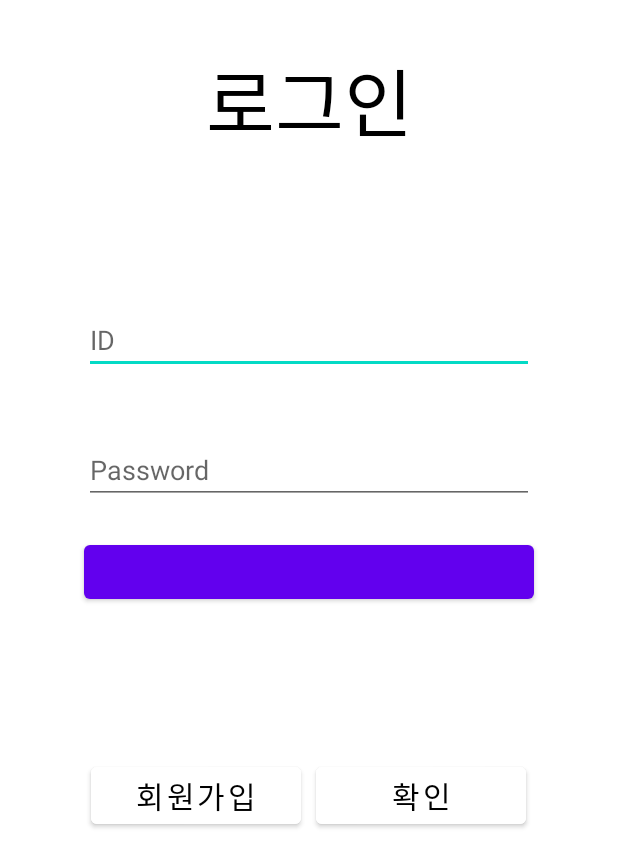
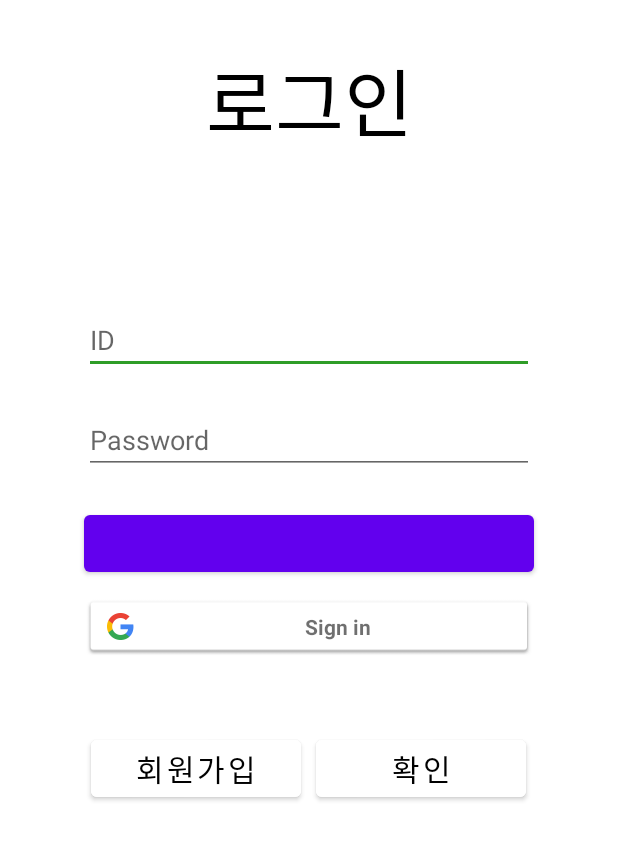
Before and after one commit to KwakSuin/MyBody, an Android app: the screen it shows after launch (Login), on a phone screen of 412 x 824 dp. Shown: the top 867 px of the screen. Run offline under Robolectric (Android 15) with nearby library versions, the phone set to English and light mode, and no system bars; our stand-ins replace Firebase (no records; nobody signed in at launch, a user with empty details on screens opened directly); libraries missing offline, so code that uses them is left out: com.facebook, com.facebook.appevents, com.facebook.login; plain views replace LoginButton; 5 statements that could not run were skipped.

Commit message:
Mybody Application

```diff
--- a/app/src/main/java/kwaksuin/portfolio/exerciseresult/Login.java
+++ b/app/src/main/java/kwaksuin/portfolio/exerciseresult/Login.java
@@ -1,25 +1,58 @@
 package kwaksuin.portfolio.exerciseresult;
 
+import androidx.annotation.NonNull;
 import androidx.appcompat.app.AppCompatActivity;
 
+import android.content.Intent;
 import android.content.pm.PackageInfo;
 import android.content.pm.PackageManager;
 import android.content.pm.Signature;
 import android.os.Bundle;
 import android.util.Base64;
 import android.util.Log;
+import android.view.View;
 import android.widget.Button;
+import android.widget.Toast;
 
+import com.facebook.AccessToken;
 import com.facebook.CallbackManager;
+import com.facebook.FacebookCallback;
+import com.facebook.FacebookException;
 import com.facebook.FacebookSdk;
+import com.facebook.GraphRequest;
+import com.facebook.GraphResponse;
 import com.facebook.appevents.AppEventsLogger;
+import com.facebook.login.LoginResult;
 import com.facebook.login.widget.LoginButton;
+import com.google.android.gms.auth.api.signin.GoogleSignIn;
+import com.google.android.gms.auth.api.signin.GoogleSignInAccount;
+import com.google.android.gms.auth.api.signin.GoogleSignInClient;
+import com.google.android.gms.auth.api.signin.GoogleSignInOptions;
+import com.google.android.gms.common.SignInButton;
+import com.google.android.gms.common.api.ApiException;
+import com.google.android.gms.tasks.OnCompleteListener;
+import com.google.android.gms.tasks.Task;
+import com.google.firebase.auth.AuthCredential;
+import com.google.firebase.auth.AuthResult;
+import com.google.firebase.auth.FirebaseAuth;
+import com.google.firebase.auth.FirebaseUser;
+import com.google.firebase.auth.GoogleAuthProvider;
+
+import org.json.JSONObject;
 
 import java.security.MessageDigest;
 import java.security.NoSuchAlgorithmException;
+import java.util.Arrays;
 
 public class Login extends AppCompatActivity {
     LoginButton facebook_btn;
+    SignInButton google_btn;
+    Button check_bt;
+
+    GoogleSignInClient client;
+    FirebaseAuth auth;
+    String TAG ="";
+    int SIGN_IN = 123;
 
     FacebookLoginCallBack FBLoginCallBack;
     CallbackManager callbackManager;
@@ -29,13 +62,147 @@ public class Login extends AppCompatActivity {
         super.onCreate(savedInstanceState);
         setContentView(R.layout.activity_login);
 
-        FacebookSdk.sdkInitialize(getApplicationContext());
-        AppEventsLogger.activateApp(this);
+        callbackManager = CallbackManager.Factory.create();
+        FBLoginCallBack = new FacebookLoginCallBack();
+
+        facebook_btn = (LoginButton)findViewById(R.id.facebook_login_bt);
+        facebook_btn.setReadPermissions(Arrays.asList("public_profile","email"));
+        facebook_btn.registerCallback(callbackManager, FBLoginCallBack);
+
+        google_btn = findViewById(R.id.google_login_bt);
+        GoogleSignInOptions googleSignInOptions = new GoogleSignInOptions.Builder(GoogleSignInOptions.DEFAULT_SIGN_IN)
+                .requestIdToken(getString(R.string.default_web_client_id))
+                .requestEmail()
+                .build();
+        client = GoogleSignIn.getClient(this, googleSignInOptions);
+
+        auth = FirebaseAuth.getInstance();
+        google_btn.setOnClickListener(new View.OnClickListener() {
+            @Override
+            public void onClick(View v) {
+                Intent intent = client.getSignInIntent();
+                startActivityForResult(intent, SIGN_IN);
+            }
+        });
+
+        // 확인 버튼
+        check_bt = findViewById(R.id.check_bt);
+        check_bt.setOnClickListener(new View.OnClickListener() {
+            @Override
+            public void onClick(View v) {
+                Intent intent = new Intent(Login.this, MainActivity.class);
+                startActivity(intent);
+            }
+        });
+
+        //FacebookSdk.sdkInitialize(getApplicationContext());
+        //AppEventsLogger.activateApp(this);
 
 
-        getHashKey();
+        //getHashKey();
     }
 
+    @Override
+    public void onStart(){
+        super.onStart();
+        FirebaseUser user = auth.getCurrentUser();
+    }
+
+    @Override
+    public void onActivityResult(int requestCode, int resultCode, Intent data) {
+        callbackManager.onActivityResult(requestCode, resultCode, data);
+        super.onActivityResult(requestCode, resultCode, data);
+
+        if (requestCode == SIGN_IN) {
+            Task<GoogleSignInAccount> task = GoogleSignIn.getSignedInAccountFromIntent(data);
+            try {
+                // Google Sign In was successful, authenticate with Firebase
+                GoogleSignInAccount account = task.getResult(ApiException.class);
+                firebaseAuthWithGoogle(account);
+            } catch (ApiException e) {
+                // Google Sign In failed, update UI appropriately
+                Log.w(TAG, "Google sign in failed", e);
+                Toast.makeText(getApplicationContext(), "Google sign in Failed", Toast.LENGTH_LONG).show();
+            }
+        }
+    }
+
+    public class FacebookLoginCallBack implements FacebookCallback<LoginResult> {
+
+        // 로그인 성공 시 호출 됩니다. Access Token 발급 성공.
+        @Override
+        public void onSuccess(LoginResult loginResult) {
+            Log.e("Callback :: ", "onSuccess");
+            requestMe(loginResult.getAccessToken());
+
+            Intent intent = new Intent(Login.this, MainActivity.class);
+            startActivity(intent);
+        }
+
+        // 로그인 창을 닫을 경우, 호출됩니다.
+        @Override
+        public void onCancel() {
+            Log.e("Callback :: ", "onCancel");
+        }
+
+        // 로그인 실패 시에 호출됩니다.
+        @Override
+        public void onError(FacebookException error) {
+            Log.e("Callback :: ", "onError : " + error.getMessage());
+        }
+
+        // 사용자 정보 요청
+        public void requestMe(AccessToken token) {
+            GraphRequest graphRequest = GraphRequest.newMeRequest(token,
+                    new GraphRequest.GraphJSONObjectCallback() {
+                        @Override
+                        public void onCompleted(JSONObject object, GraphResponse response) {
+                            Log.e("result",object.toString());
+                        }
+                    });
+
+            Bundle parameters = new Bundle();
+            parameters.putString("fields", "id,name,email,gender,birthday");
+            graphRequest.setParameters(parameters);
+            graphRequest.executeAsync();
+        }
+    }
+
+    private void firebaseAuthWithGoogle(GoogleSignInAccount acct) {
+        Log.d(TAG, "firebaseAuthWithGoogle:" + acct.getId());
+        // [START_EXCLUDE silent]
+        //showProgressDialog();
+        // [END_EXCLUDE]
+
+        AuthCredential credential = GoogleAuthProvider.getCredential(acct.getIdToken(), null);
+        auth.signInWithCredential(credential)
+                .addOnCompleteListener(this, new OnCompleteListener<AuthResult>() {
+                    @Override
+                    public void onComplete(@NonNull Task<AuthResult> task) {
+                        if (task.isSuccessful()) {
+                            // Sign in success, update UI with the signed-in user's information
+                            Log.d(TAG, "signInWithCredential:success");
+                            FirebaseUser user = auth.getCurrentUser();
+                            //updateUI(user);
+                            Toast.makeText(getApplicationContext(), "Complete", Toast.LENGTH_LONG).show();
+
+                        } else {
+                            // If sign in fails, display a message to the user.
+                            Log.w(TAG, "signInWithCredential:failure", task.getException());
+                            // Snackbar.make(findViewById(R.id.main_layout), "Authentication Failed.", Snackbar.LENGTH_SHORT).show();
+                            Toast.makeText(getApplicationContext(), "Authentication Failed", Toast.LENGTH_LONG).show();
+
+                        }
+
+                    }
+                });
+    }
+
+    /*
+    // 페이스북 hashKey 받아오기
+    해시키(Hash key)는 개발용 key와 릴리즈(release)용 key가 있는데,
+    개발용키는 개발할 때만 사용하는 키로 안드로이드 개발환경에 기본적으로 저장되어 있는 인증서 바이너리에 대한 해시값이고,
+    릴리즈용 키는 실제 앱을 배포할 때 사용하는 인증서 바이너리에 대한 해시값
     private void getHashKey(){
         PackageInfo packageInfo = null;
         try {
@@ -56,4 +223,6 @@ public class Login extends AppCompatActivity {
             }
         }
     }
+
+     */
 }
--- a/app/src/main/res/layout/activity_login.xml
+++ b/app/src/main/res/layout/activity_login.xml
@@ -46,7 +46,6 @@
         android:ems="15"
         android:layout_gravity="center"
         android:inputType="textPassword"
-        android:layout_marginTop="20dp"
         android:hint="Password"
         android:textColor="#000000"/>
 
@@ -62,7 +61,14 @@
     <com.facebook.login.widget.LoginButton
         android:id="@+id/facebook_login_bt"
         android:layout_width="300dp"
-        android:layout_height="wrap_content"
+        android:layout_height="50dp"
+        android:layout_gravity="center"/>
+
+    <com.google.android.gms.common.SignInButton
+        android:id="@+id/google_login_bt"
+        android:layout_width="300dp"
+        android:layout_height="40dp"
+        android:layout_marginTop="10dp"
         android:layout_gravity="center"/>
 
     <LinearLayout
@@ -70,7 +76,7 @@
         android:layout_height="wrap_content"
         android:orientation="horizontal"
         android:gravity="center"
-        android:layout_marginTop="100dp">
+        android:layout_marginTop="50dp">
 
         <Button
             android:id="@+id/recruit"
--- a/app/src/main/res/values-night/themes.xml
+++ b/app/src/main/res/values-night/themes.xml
@@ -3,11 +3,11 @@
     <style name="Theme.ExerciseResult" parent="Theme.MaterialComponents.DayNight.NoActionBar">
         <!-- Primary brand color. -->
         <item name="colorPrimary">@color/purple_200</item>
-        <item name="colorPrimaryVariant">@color/purple_700</item>
+        <item name="colorPrimaryVariant">#2F9D27</item>
         <item name="colorOnPrimary">@color/black</item>
         <!-- Secondary brand color. -->
-        <item name="colorSecondary">@color/teal_200</item>
-        <item name="colorSecondaryVariant">@color/teal_200</item>
+        <item name="colorSecondary">#2F9D27</item>
+        <item name="colorSecondaryVariant">#2F9D27</item>
         <item name="colorOnSecondary">@color/black</item>
         <!-- Status bar color. -->
         <item name="android:statusBarColor" tools:targetApi="l">?attr/colorPrimaryVariant</item>
--- a/app/src/main/res/values/themes.xml
+++ b/app/src/main/res/values/themes.xml
@@ -3,10 +3,10 @@
     <style name="Theme.ExerciseResult" parent="Theme.MaterialComponents.DayNight.NoActionBar">
         <!-- Primary brand color. -->
         <item name="colorPrimary">@color/purple_500</item>
-        <item name="colorPrimaryVariant">@color/purple_700</item>
+        <item name="colorPrimaryVariant">#2F9D27</item>
         <item name="colorOnPrimary">@color/white</item>
         <!-- Secondary brand color. -->
-        <item name="colorSecondary">@color/teal_200</item>
+        <item name="colorSecondary">#2F9D27</item>
         <item name="colorSecondaryVariant">@color/teal_700</item>
         <item name="colorOnSecondary">@color/black</item>
         <!-- Status bar color. -->
--- a/build.gradle
+++ b/build.gradle
@@ -7,6 +7,7 @@ buildscript {
     }
     dependencies {
         classpath "com.android.tools.build:gradle:4.1.0"
+        classpath 'com.google.gms:google-services:4.3.4'
 
         // NOTE: Do not place your application dependencies here; they belong
         // in the individual module build.gradle files
```
Also changed, not shown: app/build.gradle (+10 -1 lines), app/src/main/AndroidManifest.xml (+5 -4 lines), app/src/main/java/kwaksuin/portfolio/exerciseresult/FacebookLoginCallBack.java (deleted, +0 -50 lines), app/src/main/java/kwaksuin/portfolio/exerciseresult/SignIn.java (added, +14 -0 lines), app/src/main/res/layout/activity_sign_in.xml (added, +9 -0 lines).
